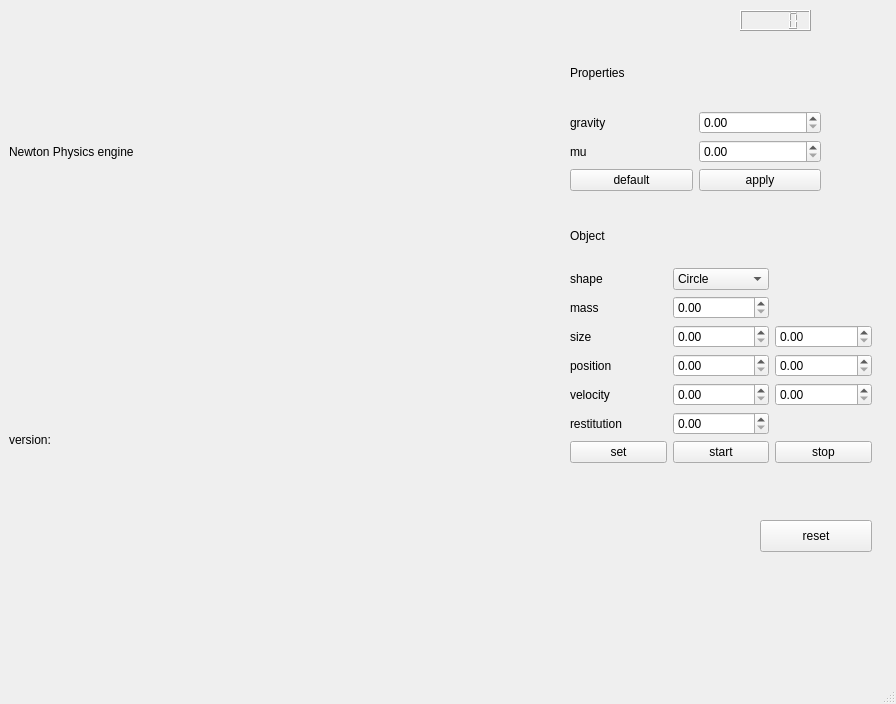
Above: Physics_engine/mainwindow.ui from Seismic-wave-Han/physics_engine before the change. Below: the same form after it.
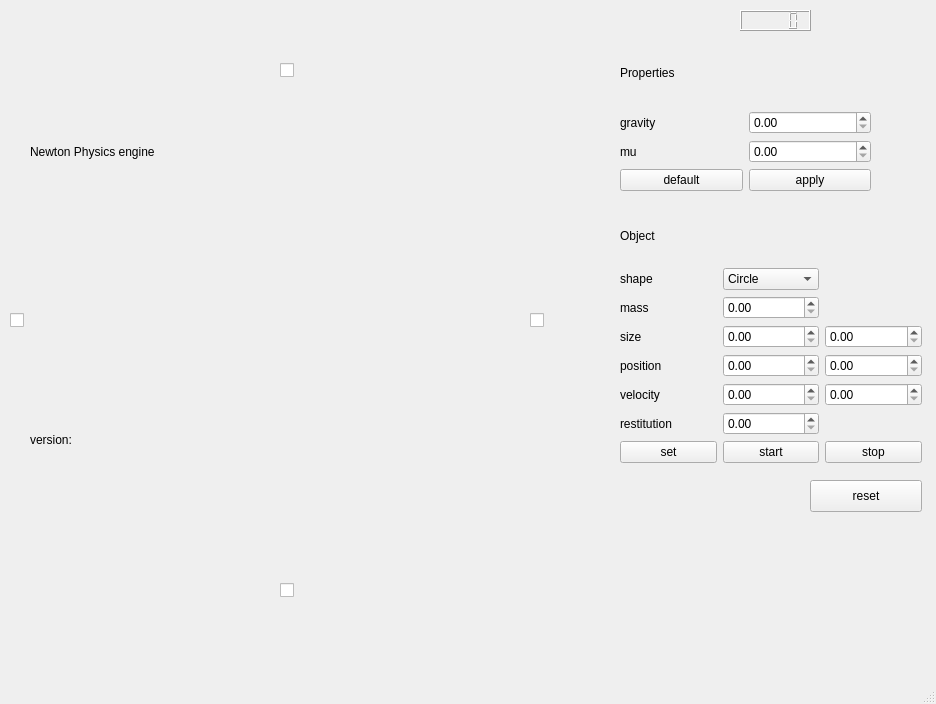
That is the form after the change.

Commit message:
v0.2.4 create background objects -what I did created ground(default is exist)
created wall and roof

also added map<string, Rectangle> background to world

modify drawing machanism{
    base background is always existing(have 0 size)
    calculate all collision first, move position and draw at the end
}

connected backgound objects with checkbox

trunctating restitution as 0.98

-what to do
make examples: basketball, arrow, pinball, poketball

Patch:
```diff
--- a/Physics_engine/mainwindow.ui
+++ b/Physics_engine/mainwindow.ui
@@ -6,7 +6,7 @@
    <rect>
     <x>0</x>
     <y>0</y>
-    <width>896</width>
+    <width>936</width>
     <height>704</height>
    </rect>
   </property>
@@ -17,7 +17,7 @@
    <widget class="QWidget" name="verticalLayoutWidget_2">
     <property name="geometry">
      <rect>
-      <x>9</x>
+      <x>30</x>
       <y>10</y>
       <width>701</width>
       <height>571</height>
@@ -43,7 +43,7 @@
    <widget class="QWidget" name="gridLayoutWidget">
     <property name="geometry">
      <rect>
-      <x>570</x>
+      <x>620</x>
       <y>40</y>
       <width>251</width>
       <height>151</height>
@@ -96,7 +96,7 @@
    <widget class="QWidget" name="gridLayoutWidget_2">
     <property name="geometry">
      <rect>
-      <x>570</x>
+      <x>620</x>
       <y>210</y>
       <width>302</width>
       <height>253</height>
@@ -216,8 +216,8 @@
    <widget class="QPushButton" name="resetButton">
     <property name="geometry">
      <rect>
-      <x>760</x>
-      <y>520</y>
+      <x>810</x>
+      <y>480</y>
       <width>112</width>
       <height>32</height>
      </rect>
@@ -236,6 +236,58 @@
      </rect>
     </property>
    </widget>
+   <widget class="QCheckBox" name="leftWallCheckBox">
+    <property name="geometry">
+     <rect>
+      <x>10</x>
+      <y>310</y>
+      <width>86</width>
+      <height>20</height>
+     </rect>
+    </property>
+    <property name="text">
+     <string/>
+    </property>
+   </widget>
+   <widget class="QCheckBox" name="rightWallCheckBox">
+    <property name="geometry">
+     <rect>
+      <x>530</x>
+      <y>310</y>
+      <width>86</width>
+      <height>20</height>
+     </rect>
+    </property>
+    <property name="text">
+     <string/>
+    </property>
+   </widget>
+   <widget class="QCheckBox" name="roofCheckBox">
+    <property name="geometry">
+     <rect>
+      <x>280</x>
+      <y>60</y>
+      <width>86</width>
+      <height>20</height>
+     </rect>
+    </property>
+    <property name="text">
+     <string/>
+    </property>
+   </widget>
+   <widget class="QCheckBox" name="groundCheckBox">
+    <property name="geometry">
+     <rect>
+      <x>280</x>
+      <y>580</y>
+      <width>86</width>
+      <height>20</height>
+     </rect>
+    </property>
+    <property name="text">
+     <string/>
+    </property>
+   </widget>
   </widget>
   <widget class="QMenuBar" name="menubar">
    <property name="geometry">
```
Left out of the diff: 2 changed lines with no effect on the pictures. The commit also changes 9 other files.
